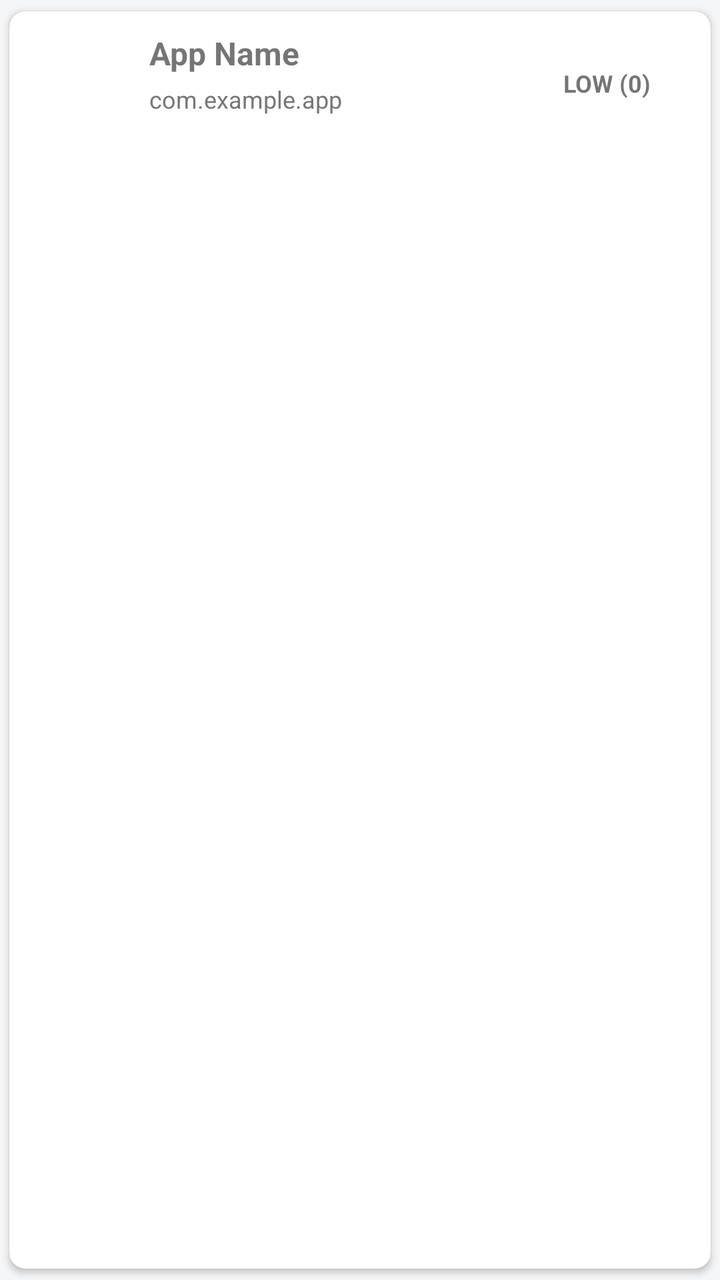
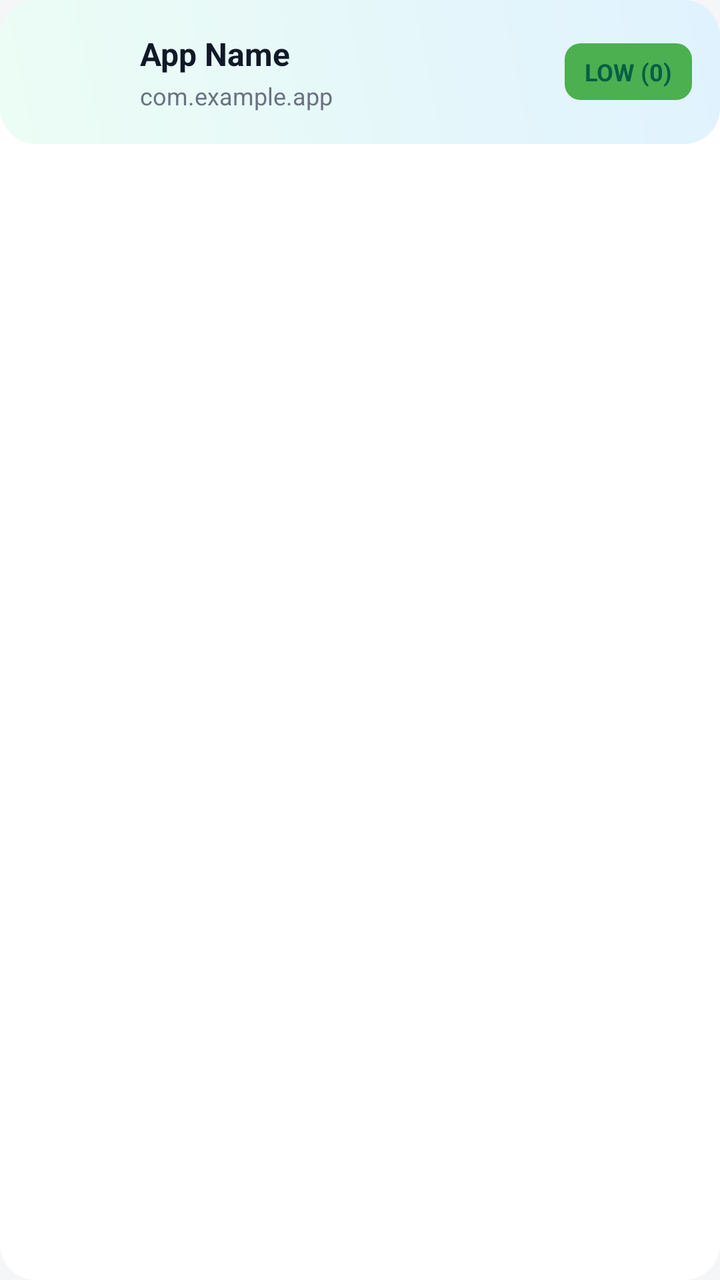

Before-and-after screenshots of an Android layout around one commit, followed by the original layout XML and the change that was made.
<!-- AndroidManifest.xml: application theme Theme.AppPrivacyAnalyzer -->
<!-- res/layout/item_app.xml -->
<?xml version="1.0" encoding="utf-8"?>
<androidx.cardview.widget.CardView xmlns:android="http://schemas.android.com/apk/res/android"
    xmlns:card_view="http://schemas.android.com/apk/res-auto"
    android:layout_width="match_parent"
    android:layout_height="wrap_content"
    android:layout_margin="8dp"
    card_view:cardCornerRadius="8dp"
    card_view:cardUseCompatPadding="true">

    <RelativeLayout
        android:layout_width="match_parent"
        android:layout_height="72dp"
        android:padding="10dp">

        <ImageView
            android:id="@+id/ivAppIcon"
            android:layout_width="48dp"
            android:layout_height="48dp"
            android:layout_alignParentStart="true"
            android:layout_centerVertical="true"
            android:contentDescription="app icon" />

        <TextView
            android:id="@+id/tvAppName"
            android:layout_width="wrap_content"
            android:layout_height="wrap_content"
            android:layout_toEndOf="@id/ivAppIcon"
            android:layout_marginStart="12dp"
            android:text="App Name"
            android:textStyle="bold"
            android:textSize="16sp" />

        <TextView
            android:id="@+id/tvPackage"
            android:layout_width="wrap_content"
            android:layout_height="wrap_content"
            android:layout_below="@id/tvAppName"
            android:layout_toEndOf="@id/ivAppIcon"
            android:layout_marginStart="12dp"
            android:layout_marginTop="4dp"
            android:text="com.example.app"
            android:textSize="12sp"
            android:textColor="#777777" />

        <TextView
            android:id="@+id/tvRiskBadge"
            android:layout_width="wrap_content"
            android:layout_height="wrap_content"
            android:layout_alignParentEnd="true"
            android:layout_centerVertical="true"
            android:layout_marginEnd="12dp"
            android:paddingLeft="8dp"
            android:paddingRight="8dp"
            android:paddingTop="4dp"
            android:paddingBottom="4dp"
            android:text="LOW (0)"
            android:textStyle="bold"
            android:textAllCaps="true"
            android:textSize="12sp"
            android:gravity="center" />
    </RelativeLayout>
</androidx.cardview.widget.CardView>
<!-- resources referenced by this layout -->
<resources>
  <style name="Theme.AppPrivacyAnalyzer" parent="Theme.MaterialComponents.Light.NoActionBar">
          
          <item name="colorPrimary">@color/purple_start</item>
          <item name="colorPrimaryVariant">@color/purple_end</item>
          <item name="colorOnPrimary">@color/white</item>
  
          <item name="colorSecondary">@color/amber</item>
          <item name="android:statusBarColor">@color/primary_dark</item>
          <item name="android:windowBackground">@color/bg_light</item>
  
          
          <item name="materialCardViewStyle">@style/Widget.MaterialComponents.CardView</item>
      </style>
  <color name="purple_start">#5D2BE0</color>
  <color name="purple_end">#7B1FFF</color>
  <color name="white">#FFFFFF</color>
  <color name="amber">#FFC107</color>
  <color name="primary_dark">#3700B3</color>
  <color name="bg_light">#F5F6F7</color>
</resources>

<!-- the commit's change to res/layout/item_app.xml (unified diff, before → after) -->
@@ -1,62 +1,78 @@
 <?xml version="1.0" encoding="utf-8"?>
-<androidx.cardview.widget.CardView xmlns:android="http://schemas.android.com/apk/res/android"
-    xmlns:card_view="http://schemas.android.com/apk/res-auto"
+<com.google.android.material.card.MaterialCardView
+    xmlns:android="http://schemas.android.com/apk/res/android"
+    xmlns:app="http://schemas.android.com/apk/res-auto"
+    android:id="@+id/appCard"
     android:layout_width="match_parent"
     android:layout_height="wrap_content"
-    android:layout_margin="8dp"
-    card_view:cardCornerRadius="8dp"
-    card_view:cardUseCompatPadding="true">
+    android:layout_marginVertical="6dp"
+    android:layout_marginHorizontal="4dp"
+    app:cardCornerRadius="18dp"
+    app:cardElevation="0dp">
 
-    <RelativeLayout
+    
+    <LinearLayout
+        android:id="@+id/cardContainer"
         android:layout_width="match_parent"
-        android:layout_height="72dp"
-        android:padding="10dp">
+        android:layout_height="wrap_content"
+        android:orientation="horizontal"
+        android:padding="14dp"
+        android:gravity="center_vertical"
+        android:background="@drawable/bg_card_mint">
 
+        
         <ImageView
             android:id="@+id/ivAppIcon"
-            android:layout_width="48dp"
-            android:layout_height="48dp"
-            android:layout_alignParentStart="true"
-            android:layout_centerVertical="true"
-            android:contentDescription="app icon" />
+            android:layout_width="44dp"
+            android:layout_height="44dp"
+            android:layout_marginEnd="12dp"
+            android:contentDescription="App icon" />
 
-        <TextView
-            android:id="@+id/tvAppName"
-            android:layout_width="wrap_content"
+        
+        <LinearLayout
+            android:layout_width="0dp"
             android:layout_height="wrap_content"
-            android:layout_toEndOf="@id/ivAppIcon"
-            android:layout_marginStart="12dp"
-            android:text="App Name"
-            android:textStyle="bold"
-            android:textSize="16sp" />
+            android:layout_weight="1"
+            android:orientation="vertical">
 
-        <TextView
-            android:id="@+id/tvPackage"
-            android:layout_width="wrap_content"
-            android:layout_height="wrap_content"
-            android:layout_below="@id/tvAppName"
-            android:layout_toEndOf="@id/ivAppIcon"
-            android:layout_marginStart="12dp"
-            android:layout_marginTop="4dp"
-            android:text="com.example.app"
-            android:textSize="12sp"
-            android:textColor="#777777" />
+            <TextView
+                android:id="@+id/tvAppName"
+                android:layout_width="wrap_content"
+                android:layout_height="wrap_content"
+                android:text="App Name"
+                android:textSize="16sp"
+                android:textStyle="bold"
+                android:textColor="#111827"
+                android:maxLines="1"
+                android:ellipsize="end" />
 
+            <TextView
+                android:id="@+id/tvPackage"
+                android:layout_width="wrap_content"
+                android:layout_height="wrap_content"
+                android:text="com.example.app"
+                android:textSize="12sp"
+                android:textColor="#6B7280"
+                android:maxLines="1"
+                android:ellipsize="end"
+                android:layout_marginTop="2dp" />
+        </LinearLayout>
+
+        
         <TextView
             android:id="@+id/tvRiskBadge"
             android:layout_width="wrap_content"
             android:layout_height="wrap_content"
-            android:layout_alignParentEnd="true"
-            android:layout_centerVertical="true"
-            android:layout_marginEnd="12dp"
-            android:paddingLeft="8dp"
-            android:paddingRight="8dp"
-            android:paddingTop="4dp"
-            android:paddingBottom="4dp"
+            android:paddingHorizontal="10dp"
+            android:paddingVertical="6dp"
             android:text="LOW (0)"
+            android:textSize="12sp"
             android:textStyle="bold"
             android:textAllCaps="true"
-            android:textSize="12sp"
-            android:gravity="center" />
-    </RelativeLayout>
-</androidx.cardview.widget.CardView>
+            android:gravity="center"
+            android:textColor="#065F46"
+            android:background="@drawable/bg_badge_green" />
+
+    </LinearLayout>
+
+</com.google.android.material.card.MaterialCardView>
<!-- resource entries referenced after the edit -->
@@ -1,5 +1,21 @@
 <!-- resources referenced by this layout -->
 <resources>
+  <!-- drawable bg_badge_green (drawable) -->
+  <?xml version="1.0" encoding="utf-8"?>
+  <shape xmlns:android="http://schemas.android.com/apk/res/android"
+      android:shape="rectangle">
+      <corners android:radius="8dp" />
+      <solid android:color="#4CAF50" />
+      <padding android:left="6dp" android:top="3dp" android:right="6dp" android:bottom="3dp"/>
+  </shape>
+  <!-- drawable bg_card_mint (drawable) -->
+  <shape xmlns:android="http://schemas.android.com/apk/res/android">
+      <gradient
+          android:startColor="#ECFDF5"
+          android:endColor="#E0F2FE"
+          android:angle="45"/>
+      <corners android:radius="18dp"/>
+  </shape>
   <style name="Theme.AppPrivacyAnalyzer" parent="Theme.MaterialComponents.Light.NoActionBar">
           
           <item name="colorPrimary">@color/purple_start</item>
